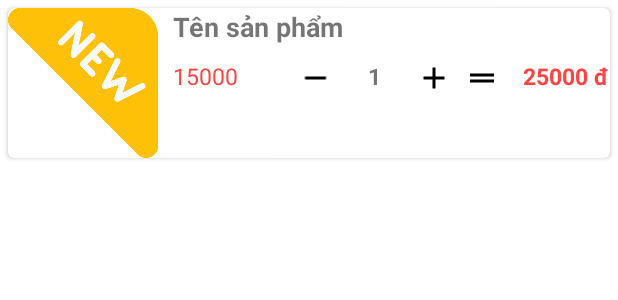
After one commit to phamnhat0111/BanHangOnline_nhom2, an Android app: the layout item_giohang.xml on its own in the app's theme, with its tools: preview values and no code run, on a phone screen of 412 x 824 dp. The commit adds this screen. Shown: the top 300 px of the screen. Run offline under Robolectric (Android 15) with nearby library versions, the phone set to English and light mode, and no system bars.

Commit message:
gio ghàng

```diff
--- a/app/src/main/AndroidManifest.xml
+++ b/app/src/main/AndroidManifest.xml
@@ -17,6 +17,9 @@
         android:theme="@style/Theme.BanHangOnline"
         android:usesCleartextTraffic="true"
         tools:targetApi="31">
+        <activity
+            android:name=".activity.activity.GioHangActivity"
+            android:exported="false" />
         <activity
             android:name=".activity.activity.ChiTietActivity"
             android:exported="false" />
--- /dev/null
+++ b/app/src/main/res/drawable/ic_baseline_add_24.xml
@@ -0,0 +1,5 @@
+<vector android:height="24dp" android:tint="#000000"
+    android:viewportHeight="24" android:viewportWidth="24"
+    android:width="24dp" xmlns:android="http://schemas.android.com/apk/res/android">
+    <path android:fillColor="@android:color/white" android:pathData="M19,13h-6v6h-2v-6H5v-2h6V5h2v6h6v2z"/>
+</vector>
--- /dev/null
+++ b/app/src/main/res/drawable/ic_baseline_drag_handle_24.xml
@@ -0,0 +1,5 @@
+<vector android:height="24dp" android:tint="#000000"
+    android:viewportHeight="24" android:viewportWidth="24"
+    android:width="24dp" xmlns:android="http://schemas.android.com/apk/res/android">
+    <path android:fillColor="@android:color/white" android:pathData="M20,9H4v2h16V9zM4,15h16v-2H4V15z"/>
+</vector>
--- /dev/null
+++ b/app/src/main/res/drawable/ic_baseline_remove_24.xml
@@ -0,0 +1,5 @@
+<vector android:height="24dp" android:tint="#000000"
+    android:viewportHeight="24" android:viewportWidth="24"
+    android:width="24dp" xmlns:android="http://schemas.android.com/apk/res/android">
+    <path android:fillColor="@android:color/white" android:pathData="M19,13H5v-2h14v2z"/>
+</vector>
--- /dev/null
+++ b/app/src/main/res/drawable/ic_baseline_shopping_cart_24.xml
@@ -0,0 +1,5 @@
+<vector android:height="24dp" android:tint="#000000"
+    android:viewportHeight="24" android:viewportWidth="24"
+    android:width="24dp" xmlns:android="http://schemas.android.com/apk/res/android">
+    <path android:fillColor="@android:color/white" android:pathData="M7,18c-1.1,0 -1.99,0.9 -1.99,2S5.9,22 7,22s2,-0.9 2,-2 -0.9,-2 -2,-2zM1,2v2h2l3.6,7.59 -1.35,2.45c-0.16,0.28 -0.25,0.61 -0.25,0.96 0,1.1 0.9,2 2,2h12v-2L7.42,15c-0.14,0 -0.25,-0.11 -0.25,-0.25l0.03,-0.12 0.9,-1.63h7.45c0.75,0 1.41,-0.41 1.75,-1.03l3.58,-6.49c0.08,-0.14 0.12,-0.31 0.12,-0.48 0,-0.55 -0.45,-1 -1,-1L5.21,4l-0.94,-2L1,2zM17,18c-1.1,0 -1.99,0.9 -1.99,2s0.89,2 1.99,2 2,-0.9 2,-2 -0.9,-2 -2,-2z"/>
+</vector>
--- /dev/null
+++ b/app/src/main/res/layout/item_giohang.xml
@@ -0,0 +1,88 @@
+<?xml version="1.0" encoding="utf-8"?>
+<androidx.cardview.widget.CardView xmlns:android="http://schemas.android.com/apk/res/android"
+    xmlns:app="http://schemas.android.com/apk/res-auto"
+    android:elevation="8dp"
+    app:cardCornerRadius="4dp"
+    android:layout_margin="5dp"
+    android:layout_width="match_parent"
+    android:layout_height="wrap_content">
+    <LinearLayout
+        android:orientation="horizontal"
+        android:layout_width="match_parent"
+        android:layout_height="wrap_content">
+        <ImageView
+            android:id="@+id/item_giohang_image"
+            android:scaleType="centerCrop"
+            android:src="@drawable/icon_new"
+            android:layout_width="100dp"
+            android:layout_height="100dp"/>
+        <LinearLayout
+            android:orientation="vertical"
+            android:layout_width="match_parent"
+            android:layout_height="wrap_content"
+            >
+            <TextView
+                android:id="@+id/item_giohang_tensp"
+                android:layout_width="match_parent"
+                android:layout_height="wrap_content"
+                android:text="Tên sản phẩm"
+                android:textSize="18sp"
+                android:textStyle="bold"
+                android:layout_marginLeft="10dp"/>
+            <LinearLayout
+                android:weightSum="18"
+                android:layout_marginTop="10dp"
+                android:orientation="horizontal"
+                android:layout_width="match_parent"
+                android:layout_height="wrap_content">
+                <TextView
+                    android:layout_marginLeft="10dp"
+                    android:layout_weight="5"
+                    android:layout_width="0dp"
+                    android:layout_height="wrap_content"
+                    android:id="@+id/item_giohang_gia"
+                    android:text="15000"
+                    android:textSize="15sp"
+                    android:textColor="@android:color/holo_red_light"/>
+                <ImageView
+                    android:layout_weight="2"
+                    android:layout_width="0dp"
+                    android:layout_height="wrap_content"
+                    android:src="@drawable/ic_baseline_remove_24"
+                    android:id="@+id/item_giohang_tru"/>
+                <TextView
+                    android:gravity="center"
+                    android:layout_weight="3"
+                    android:layout_width="0dp"
+                    android:layout_height="wrap_content"
+                    android:id="@+id/item_giohang_soluong"
+                    android:text="1"
+                    android:textSize="15sp"
+                    android:textStyle="bold"/>
+                <ImageView
+                    android:layout_weight="2"
+                    android:layout_width="0dp"
+                    android:layout_height="wrap_content"
+                    android:src="@drawable/ic_baseline_add_24"
+                    android:id="@+id/item_giohang_cong"/>
+                <ImageView
+                    android:layout_weight="2"
+                    android:layout_width="0dp"
+                    android:layout_height="wrap_content"
+                    android:src="@drawable/ic_baseline_drag_handle_24" />
+                <TextView
+                    android:layout_weight="5"
+                    android:layout_width="0dp"
+                    android:layout_height="wrap_content"
+                    android:id="@+id/item_giohang_giasp2"
+                    android:text="25000 đ"
+                    android:gravity="center|center_vertical"
+                    android:textSize="15sp"
+                    android:layout_marginRight="5dp"
+                    android:textColor="@android:color/holo_red_light"
+                    android:textStyle="bold"/>
+            </LinearLayout>
+        </LinearLayout>
+    </LinearLayout>
+
+</androidx.cardview.widget.CardView>
```
Also changed, not shown: app/src/main/java/com/example/banhangonline/activity/activity/ChiTietActivity.java (+79 -2 lines), app/src/main/java/com/example/banhangonline/activity/activity/GioHangActivity.java (added, +63 -0 lines), app/src/main/java/com/example/banhangonline/activity/activity/MainActivity.java (+3 -4 lines), app/src/main/java/com/example/banhangonline/activity/adapter/GioHangAdapter.java (added, +67 -0 lines), app/src/main/java/com/example/banhangonline/activity/adapter/SanPhamMoiAdapter.java (+24 -7 lines), app/src/main/java/com/example/banhangonline/activity/model/GioHang.java (added, +60 -0 lines), app/src/main/res/drawable/spinner.xml (added, +7 -0 lines), app/src/main/res/layout/activity_chi_tiet.xml (+25 -3 lines), app/src/main/res/layout/activity_gio_hang.xml (added, +71 -0 lines).
